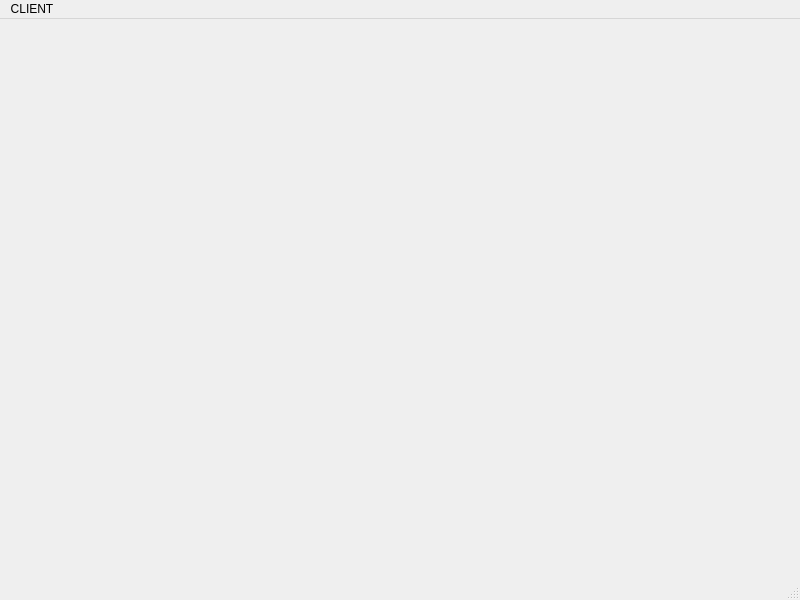
Above: client/clientview.ui from Predator051/MobileOperator before the change. Below: the same form after it.
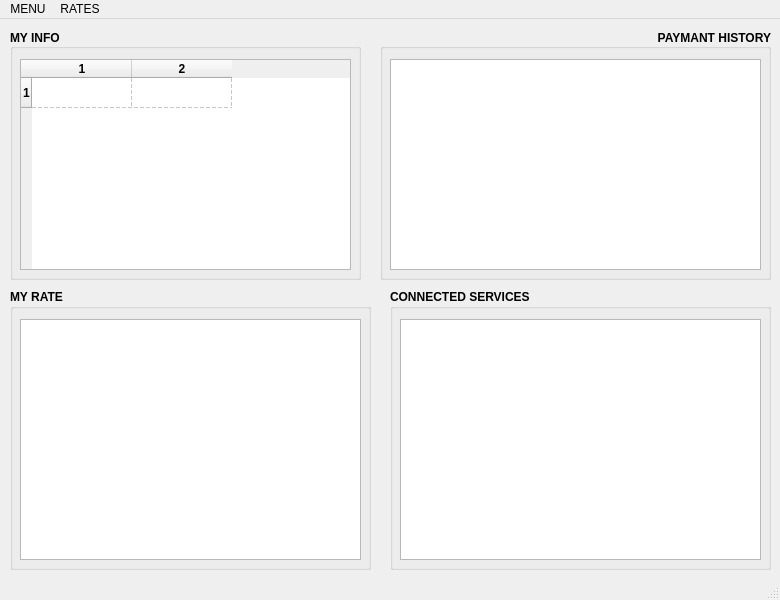
That is the form after the change.

Commit message: worked with client view

```diff
--- a/client/clientview.ui
+++ b/client/clientview.ui
@@ -6,29 +6,206 @@
    <rect>
     <x>0</x>
     <y>0</y>
-    <width>800</width>
+    <width>780</width>
     <height>600</height>
    </rect>
   </property>
+  <property name="minimumSize">
+   <size>
+    <width>780</width>
+    <height>600</height>
+   </size>
+  </property>
+  <property name="maximumSize">
+   <size>
+    <width>780</width>
+    <height>600</height>
+   </size>
+  </property>
   <property name="windowTitle">
    <string>MainWindow</string>
   </property>
-  <widget class="QWidget" name="centralwidget"/>
+  <widget class="QWidget" name="centralwidget">
+   <widget class="QGroupBox" name="groupBox">
+    <property name="geometry">
+     <rect>
+      <x>10</x>
+      <y>10</y>
+      <width>351</width>
+      <height>251</height>
+     </rect>
+    </property>
+    <property name="font">
+     <font>
+      <weight>75</weight>
+      <bold>true</bold>
+     </font>
+    </property>
+    <property name="title">
+     <string>MY INFO</string>
+    </property>
+    <property name="alignment">
+     <set>Qt::AlignLeading|Qt::AlignLeft|Qt::AlignVCenter</set>
+    </property>
+    <widget class="QTableWidget" name="twPackageInfo">
+     <property name="geometry">
+      <rect>
+       <x>10</x>
+       <y>30</y>
+       <width>331</width>
+       <height>211</height>
+      </rect>
+     </property>
+     <property name="editTriggers">
+      <set>QAbstractItemView::NoEditTriggers</set>
+     </property>
+     <property name="showGrid">
+      <bool>true</bool>
+     </property>
+     <property name="gridStyle">
+      <enum>Qt::DashLine</enum>
+     </property>
+     <property name="rowCount">
+      <number>1</number>
+     </property>
+     <property name="columnCount">
+      <number>2</number>
+     </property>
+     <attribute name="horizontalHeaderCascadingSectionResizes">
+      <bool>false</bool>
+     </attribute>
+     <row/>
+     <column/>
+     <column/>
+    </widget>
+   </widget>
+   <widget class="QGroupBox" name="groupBox_2">
+    <property name="geometry">
+     <rect>
+      <x>380</x>
+      <y>10</y>
+      <width>391</width>
+      <height>251</height>
+     </rect>
+    </property>
+    <property name="font">
+     <font>
+      <weight>75</weight>
+      <bold>true</bold>
+     </font>
+    </property>
+    <property name="title">
+     <string>PAYMANT HISTORY</string>
+    </property>
+    <property name="alignment">
+     <set>Qt::AlignRight|Qt::AlignTrailing|Qt::AlignVCenter</set>
+    </property>
+    <property name="flat">
+     <bool>false</bool>
+    </property>
+    <widget class="QListWidget" name="listWidget">
+     <property name="geometry">
+      <rect>
+       <x>10</x>
+       <y>30</y>
+       <width>371</width>
+       <height>211</height>
+      </rect>
+     </property>
+    </widget>
+   </widget>
+   <widget class="QGroupBox" name="groupBox_3">
+    <property name="geometry">
+     <rect>
+      <x>10</x>
+      <y>270</y>
+      <width>361</width>
+      <height>281</height>
+     </rect>
+    </property>
+    <property name="font">
+     <font>
+      <weight>75</weight>
+      <bold>true</bold>
+     </font>
+    </property>
+    <property name="title">
+     <string>MY RATE</string>
+    </property>
+    <widget class="QTextBrowser" name="tbMyRate">
+     <property name="geometry">
+      <rect>
+       <x>10</x>
+       <y>30</y>
+       <width>341</width>
+       <height>241</height>
+      </rect>
+     </property>
+    </widget>
+    <widget class="QTextBrowser" name="tbRateInfo">
+     <property name="geometry">
+      <rect>
+       <x>10</x>
+       <y>30</y>
+       <width>341</width>
+       <height>241</height>
+      </rect>
+     </property>
+    </widget>
+   </widget>
+   <widget class="QGroupBox" name="groupBox_4">
+    <property name="geometry">
+     <rect>
+      <x>390</x>
+      <y>270</y>
+      <width>381</width>
+      <height>281</height>
+     </rect>
+    </property>
+    <property name="font">
+     <font>
+      <weight>75</weight>
+      <bold>true</bold>
+     </font>
+    </property>
+    <property name="title">
+     <string notr="true">CONNECTED SERVICES</string>
+    </property>
+    <widget class="QTextBrowser" name="tbMyService">
+     <property name="geometry">
+      <rect>
+       <x>10</x>
+       <y>30</y>
+       <width>361</width>
+       <height>241</height>
+      </rect>
+     </property>
+    </widget>
+   </widget>
+  </widget>
   <widget class="QMenuBar" name="menubar">
    <property name="geometry">
     <rect>
      <x>0</x>
      <y>0</y>
-     <width>800</width>
+     <width>780</width>
      <height>19</height>
     </rect>
    </property>
    <widget class="QMenu" name="menuCLIENT">
     <property name="title">
-     <string>CLIENT</string>
+     <string>MENU</string>
+    </property>
+    <addaction name="actionEXIT"/>
+    <addaction name="actionEXIT_2"/>
+   </widget>
+   <widget class="QMenu" name="menuRATES">
+    <property name="title">
+     <string>RATES</string>
     </property>
    </widget>
    <addaction name="menuCLIENT"/>
+   <addaction name="menuRATES"/>
   </widget>
   <widget class="QStatusBar" name="statusbar"/>
  </widget>
```
Left out of the diff: 10 changed lines with no effect on the pictures. The commit also changes 6 other files.
